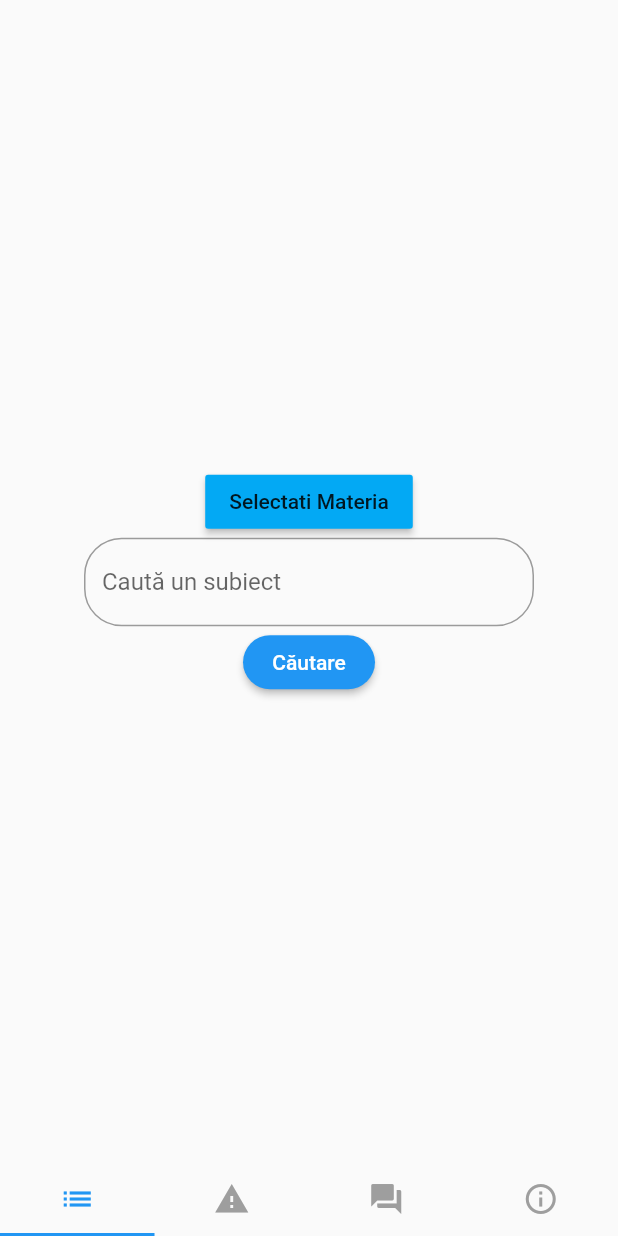
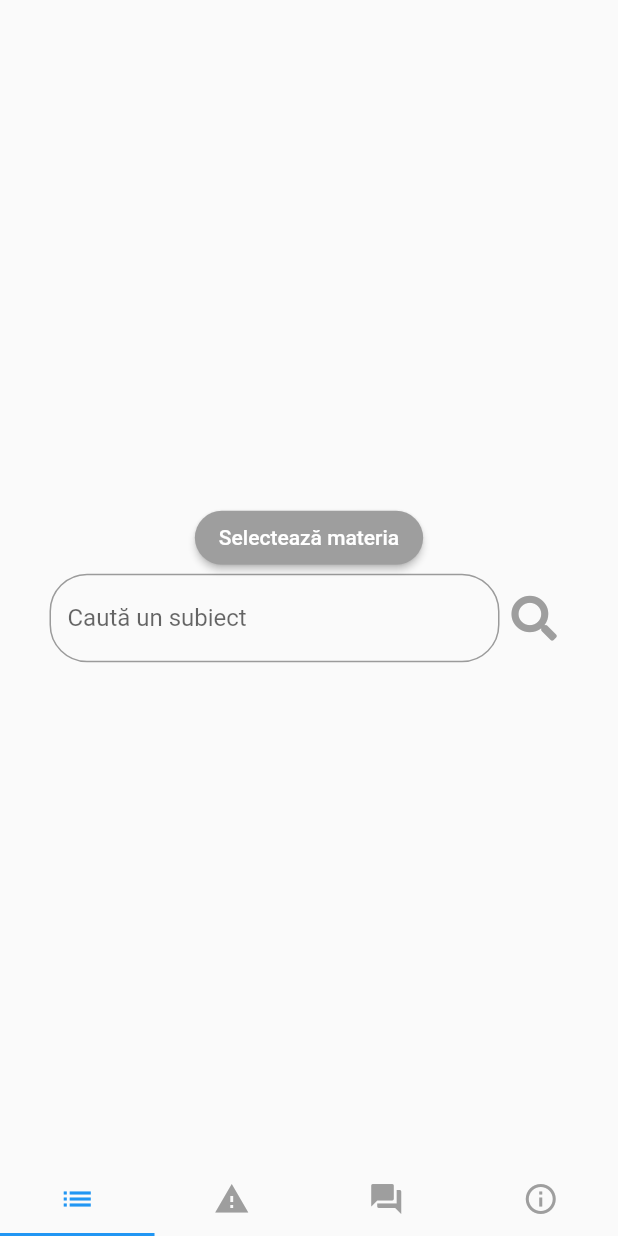
Before and after one commit to alexpavelm/SmartHackProiect, a Flutter app: the screen it shows after launch, on a phone screen of 412 x 824 dp. Run offline on Flutter 3.47's test engine with Material 2 defaults, Android fonts, the phone set to English and light mode, and no system bars; our stand-ins replace cloud_firestore, flutter_html, font_awesome_flutter; accounts and stored records are empty; Roboto replaces fonts that are missing (Poppins).

Commit message:
clean main widget

```diff
--- a/lib/MainView/MainWidget.dart
+++ b/lib/MainView/MainWidget.dart
@@ -1,11 +1,9 @@
-import 'dart:io';
-import 'package:cloud_firestore/cloud_firestore.dart';
 import 'package:flutter/cupertino.dart';
 import 'package:flutter/material.dart';
 import 'package:flutter/widgets.dart';
+import 'package:font_awesome_flutter/font_awesome_flutter.dart';
 import 'package:smarthack_project/Data/Chapter.dart';
 import 'package:smarthack_project/Data/Materie.dart';
-import 'package:smarthack_project/Data/Question.dart';
 import 'package:smarthack_project/Data/SearchResult.dart';
 import 'package:smarthack_project/Data/TopicResult.dart';
 
@@ -14,6 +12,7 @@ import 'SearchResultWidget.dart';
 
 class MainWidget extends StatefulWidget {
   static final _formKey = GlobalKey<FormState>();
+
   @override
   _MainWidgetState createState() => _MainWidgetState();
 }
@@ -22,6 +21,7 @@ class _MainWidgetState extends State<MainWidget> {
   final myController = TextEditingController();
   var globalData = GlobalData();
   int materieSelectata;
+  bool searchValid = false;
 
   @override
   Widget build(BuildContext context) {
@@ -31,14 +31,26 @@ class _MainWidgetState extends State<MainWidget> {
       mainAxisAlignment: MainAxisAlignment.center,
       children: <Widget>[
         RaisedButton(
-            color: Colors.lightBlue,
           child: Text(
-              "Selectati Materia",
+            materieSelectata == null
+                ? "Selectează materia"
+                : globalData.materii[materieSelectata].title,
+            style: TextStyle(color: Colors.white),
+          ),
+          textColor: Colors.black.withOpacity(0.6),
+          color: materieSelectata == null
+              ? Colors.grey
+              : Colors.blue.shade300,
+          shape: new RoundedRectangleBorder(
+            borderRadius: new BorderRadius.circular(30.0),
           ),
           onPressed: () {
+            setState(() {
               listMaterii();
+            });
           },
         ),
+        Row(mainAxisAlignment: MainAxisAlignment.center, children: <Widget>[
           Form(
             key: MainWidget._formKey,
             child: Container(
@@ -54,8 +66,8 @@ class _MainWidgetState extends State<MainWidget> {
                         fillColor: Colors.white,
                         border: new OutlineInputBorder(
                           borderRadius: new BorderRadius.circular(25.0),
-                        borderSide: const BorderSide(
-                            color: Colors.black, width: 0.0),
+                          borderSide:
+                              const BorderSide(color: Colors.black, width: 0.0),
                         ),
                         focusedBorder: OutlineInputBorder(
                             borderRadius: new BorderRadius.circular(25.0),
@@ -70,12 +82,17 @@ class _MainWidgetState extends State<MainWidget> {
                         }
                       },
                       style: new TextStyle(
-                        fontFamily: "Poppins",),
-                  ))
+                        fontFamily: "Poppins",
                       ),
+                    ))),
           ),
-                  getDataButton(),
-        ])));
+          Padding(
+            padding: const EdgeInsets.all(8.0),
+            child: getDataButton(),
+          ),
+        ]),
+      ],
+    )));
   }
 
   Future listMaterii() {
@@ -96,6 +113,7 @@ class _MainWidgetState extends State<MainWidget> {
                       onTap: () {
                         setState(() {
                           materieSelectata = index;
+                            searchValid = true;
                           Navigator.of(context).pop();
                         });
                       },
@@ -122,29 +140,29 @@ class _MainWidgetState extends State<MainWidget> {
     if (globalData.questions == null) {
       globalData.questions = new List();
     }
-        return RaisedButton(
-          textColor: Colors.white,
-          color: Colors.blue,
-          shape: new RoundedRectangleBorder(
-            borderRadius: new BorderRadius.circular(30.0),
+
+    return InkWell(
+      child: Icon(
+        FontAwesomeIcons.search,
+        size: 30,
+        color: searchValid ? Colors.blue : Colors.grey,
       ),
-          onPressed: () {
-            // Validate returns true if the form is valid, or false
-            // otherwise.
+      onTap: () {
         if (MainWidget._formKey.currentState.validate()) {
+          if(searchValid) {
             FocusScope.of(context).unfocus();
             searchData(globalData.materii[materieSelectata]);
           }
+        }
       },
-          child: Text('Căutare'),
     );
-
-
   }
 
   void searchData(Materie materie) {
-        SearchResult searchResult = new SearchResult(new TopicResult("Matematica", "Matrici",
-        Chapter.fromSnapshot(globalData.matrici[0])), globalData.questions);
+    SearchResult searchResult = new SearchResult(
+        new TopicResult("Matematica", "Matrici",
+            Chapter.fromSnapshot(globalData.matrici[0])),
+        globalData.questions);
     Navigator.push(
       context,
       MaterialPageRoute(builder: (context) => SearchResultWidget(searchResult)),
--- a/pubspec.yaml
+++ b/pubspec.yaml
@@ -25,6 +25,7 @@ dependencies:
   cloud_firestore: ^0.12.9+6
   flutter_picker: ^1.1.0
   material_search: ^0.2.8
+  font_awesome_flutter: ^8.5.0
   # The following adds the Cupertino Icons font to your application.
   # Use with the CupertinoIcons class for iOS style icons.
   cupertino_icons: ^0.1.2
```
Lines whose indentation alone changed are shown as unchanged.
